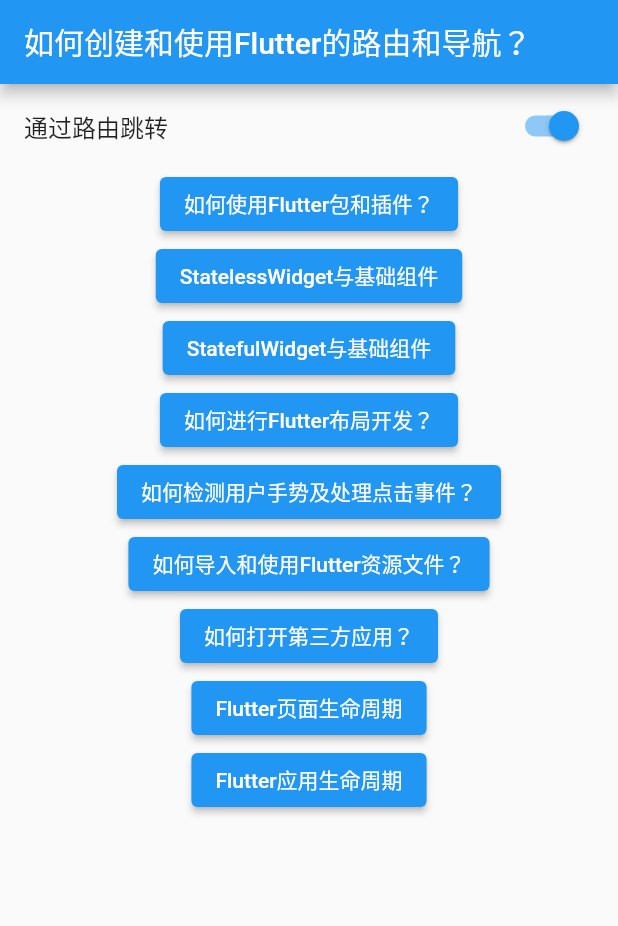
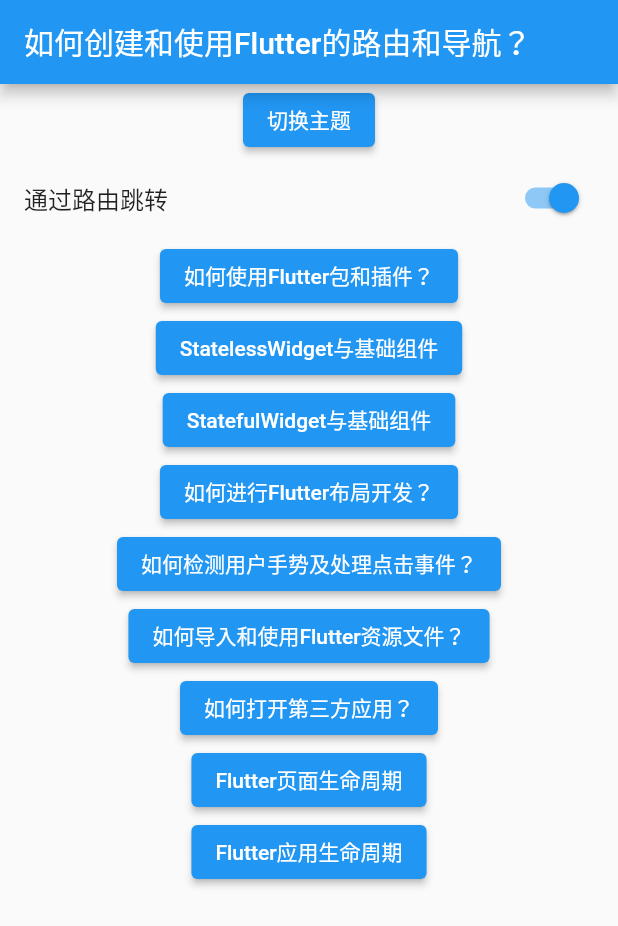
Before and after one commit to shixin58/flutter_learn, a Flutter app: the screen it shows after launch, after a tap on an icon or button, on a phone screen of 412 x 824 dp. Shown: the top 926 px of the screen. Run offline on Flutter 3.47's test engine with Material 2 defaults, Android fonts, the phone set to English and light mode, and no system bars; missing offline and left inert: flutter_color_plugin.

Commit message:
动态修改Flutter应用的主题

```diff
--- a/lib/main.dart
+++ b/lib/main.dart
@@ -10,22 +10,46 @@ import 'package:my_app/res_page.dart';
 import 'package:my_app/stateful_group_page.dart';
 
 void main() {
-  runApp(const MyApp());
+  runApp(const DynamicTheme());
 }
 
-class MyApp extends StatelessWidget {
-  const MyApp({super.key});
+// StatelessWidget不具备动态修改主题的能力
+class DynamicTheme extends StatefulWidget {
+  const DynamicTheme({Key? key}) : super(key: key);
 
+  @override
+  State<DynamicTheme> createState() => _DynamicThemeState();
+}
+
+class _DynamicThemeState extends State<DynamicTheme> {
+  Brightness _brightness = Brightness.light;
   @override
   Widget build(BuildContext context) {
     return MaterialApp(
       title: 'Flutter Demo',
       theme: ThemeData(
+        brightness: _brightness,
         primarySwatch: Colors.blue,
       ),
       home: Scaffold(
         appBar: AppBar(title: const Text('如何创建和使用Flutter的路由和导航？')),
-        body: const RouteNavigator(),
+        body: Column(
+          children: [
+            ElevatedButton(
+              onPressed: () {
+                setState(() {
+                  if (_brightness == Brightness.dark) {
+                    _brightness = Brightness.light;
+                  } else {
+                    _brightness = Brightness.dark;
+                  }
+                });
+              },
+              child: const Text('切换主题'),
+            ),
+            const RouteNavigator()
+          ],
+        ),
       ),
       routes: <String,WidgetBuilder>{
         'plugin':(BuildContext context)=>const PluginUse(),
```
